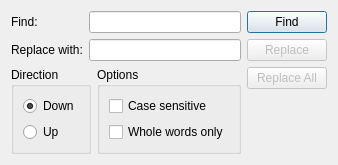
QkThings/qkide, file gui/editor/findreplacedialog.ui: the form before one commit.
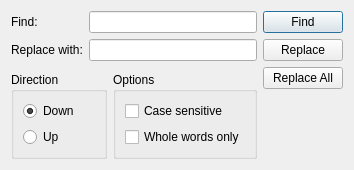
The form after the commit.

The edit to the form file:
```diff
--- a/gui/editor/findreplacedialog.ui
+++ b/gui/editor/findreplacedialog.ui
@@ -6,8 +6,8 @@
    <rect>
     <x>0</x>
     <y>0</y>
-    <width>307</width>
-    <height>147</height>
+    <width>354</width>
+    <height>170</height>
    </rect>
   </property>
   <property name="windowTitle">
@@ -50,7 +50,7 @@
      <item>
       <widget class="QPushButton" name="replace_pushButton">
        <property name="enabled">
-        <bool>false</bool>
+        <bool>true</bool>
        </property>
        <property name="text">
         <string>Replace</string>
@@ -60,7 +60,7 @@
      <item>
       <widget class="QPushButton" name="replaceAll_pushButton">
        <property name="enabled">
-        <bool>false</bool>
+        <bool>true</bool>
        </property>
        <property name="text">
         <string>Replace All</string>
```
